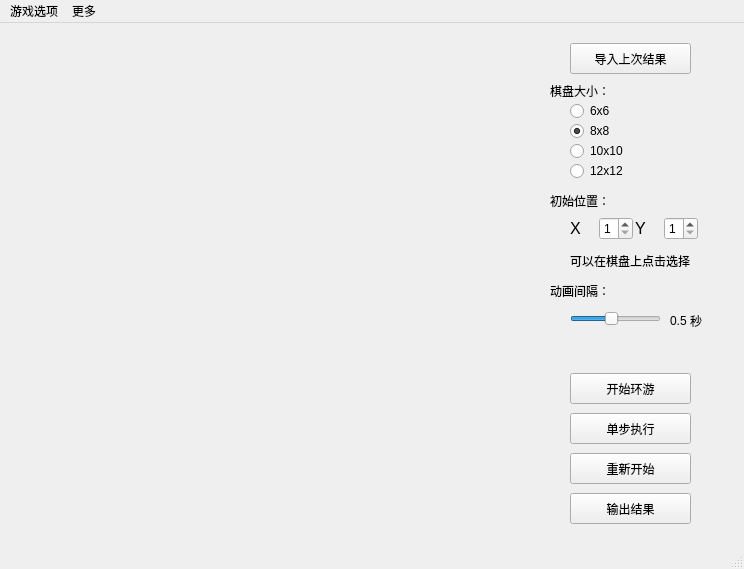
Qt form knight.ui (yuanyuanzijin/knight-gui) before a commit.
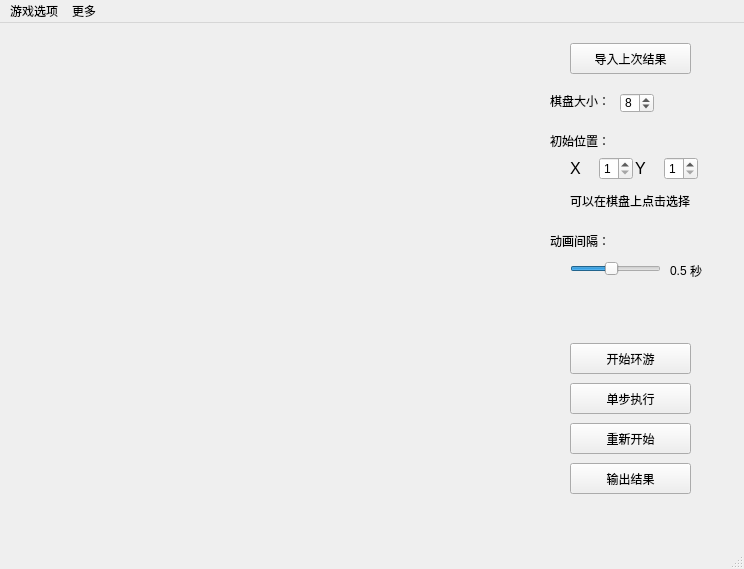
The same form after that commit. Icons and pictures are not drawn.

Commit message: 棋盘大小可设置6-30间的偶数

Patch:
```diff
--- a/knight.ui
+++ b/knight.ui
@@ -28,7 +28,7 @@
     <property name="geometry">
      <rect>
       <x>670</x>
-      <y>290</y>
+      <y>240</y>
       <width>31</width>
       <height>16</height>
      </rect>
@@ -41,7 +41,7 @@
     <property name="geometry">
      <rect>
       <x>690</x>
-      <y>290</y>
+      <y>240</y>
       <width>31</width>
       <height>16</height>
      </rect>
@@ -54,7 +54,7 @@
     <property name="geometry">
      <rect>
       <x>570</x>
-      <y>190</y>
+      <y>130</y>
       <width>128</width>
       <height>31</height>
      </rect>
@@ -145,19 +145,6 @@
      </item>
     </layout>
    </widget>
-   <widget class="QRadioButton" name="radio_12">
-    <property name="geometry">
-     <rect>
-      <x>570</x>
-      <y>140</y>
-      <width>53</width>
-      <height>16</height>
-     </rect>
-    </property>
-    <property name="text">
-     <string>12x12</string>
-    </property>
-   </widget>
    <widget class="QLabel" name="label">
     <property name="enabled">
      <bool>true</bool>
@@ -165,7 +152,7 @@
     <property name="geometry">
      <rect>
       <x>550</x>
-      <y>260</y>
+      <y>210</y>
       <width>71</width>
       <height>15</height>
      </rect>
@@ -184,7 +171,7 @@
     <property name="geometry">
      <rect>
       <x>570</x>
-      <y>280</y>
+      <y>230</y>
       <width>91</width>
       <height>31</height>
      </rect>
@@ -212,7 +199,7 @@
     <property name="geometry">
      <rect>
       <x>570</x>
-      <y>350</y>
+      <y>320</y>
       <width>121</width>
       <height>31</height>
      </rect>
@@ -225,7 +212,7 @@
     <property name="geometry">
      <rect>
       <x>570</x>
-      <y>430</y>
+      <y>400</y>
       <width>121</width>
       <height>31</height>
      </rect>
@@ -234,19 +221,6 @@
      <string>重新开始</string>
     </property>
    </widget>
-   <widget class="QRadioButton" name="radio_6">
-    <property name="geometry">
-     <rect>
-      <x>570</x>
-      <y>80</y>
-      <width>41</width>
-      <height>16</height>
-     </rect>
-    </property>
-    <property name="text">
-     <string>6x6</string>
-    </property>
-   </widget>
    <widget class="QLabel" name="label_2">
     <property name="enabled">
      <bool>true</bool>
@@ -254,7 +228,7 @@
     <property name="geometry">
      <rect>
       <x>550</x>
-      <y>60</y>
+      <y>70</y>
       <width>60</width>
       <height>15</height>
      </rect>
@@ -269,43 +243,11 @@
      <string>棋盘大小：</string>
     </property>
    </widget>
-   <widget class="QRadioButton" name="radio_8">
-    <property name="geometry">
-     <rect>
-      <x>570</x>
-      <y>100</y>
-      <width>41</width>
-      <height>16</height>
-     </rect>
-    </property>
-    <property name="acceptDrops">
-     <bool>false</bool>
-    </property>
-    <property name="text">
-     <string>8x8</string>
-    </property>
-    <property name="checked">
-     <bool>true</bool>
-    </property>
-   </widget>
-   <widget class="QRadioButton" name="radio_10">
-    <property name="geometry">
-     <rect>
-      <x>570</x>
-      <y>120</y>
-      <width>53</width>
-      <height>16</height>
-     </rect>
-    </property>
-    <property name="text">
-     <string>10x10</string>
-    </property>
-   </widget>
    <widget class="QLabel" name="label_3">
     <property name="geometry">
      <rect>
       <x>550</x>
-      <y>170</y>
+      <y>110</y>
       <width>71</width>
       <height>16</height>
      </rect>
@@ -324,7 +266,7 @@
     <property name="geometry">
      <rect>
       <x>570</x>
-      <y>390</y>
+      <y>360</y>
       <width>121</width>
       <height>31</height>
      </rect>
@@ -337,7 +279,7 @@
     <property name="geometry">
      <rect>
       <x>570</x>
-      <y>470</y>
+      <y>440</y>
       <width>121</width>
       <height>31</height>
      </rect>
@@ -363,7 +305,7 @@
     <property name="geometry">
      <rect>
       <x>570</x>
-      <y>230</y>
+      <y>170</y>
       <width>131</width>
       <height>16</height>
      </rect>
@@ -372,6 +314,28 @@
      <string>可以在棋盘上点击选择</string>
     </property>
    </widget>
+   <widget class="QSpinBox" name="spin_size">
+    <property name="geometry">
+     <rect>
+      <x>620</x>
+      <y>70</y>
+      <width>34</width>
+      <height>20</height>
+     </rect>
+    </property>
+    <property name="minimum">
+     <number>6</number>
+    </property>
+    <property name="maximum">
+     <number>30</number>
+    </property>
+    <property name="singleStep">
+     <number>2</number>
+    </property>
+    <property name="value">
+     <number>8</number>
+    </property>
+   </widget>
    <zorder>horizontalLayoutWidget_2</zorder>
    <zorder>radio_12</zorder>
    <zorder>label</zorder>
```
Left out of the diff: 5 changed lines with no effect on the pictures. The commit also changes 1 other file.
